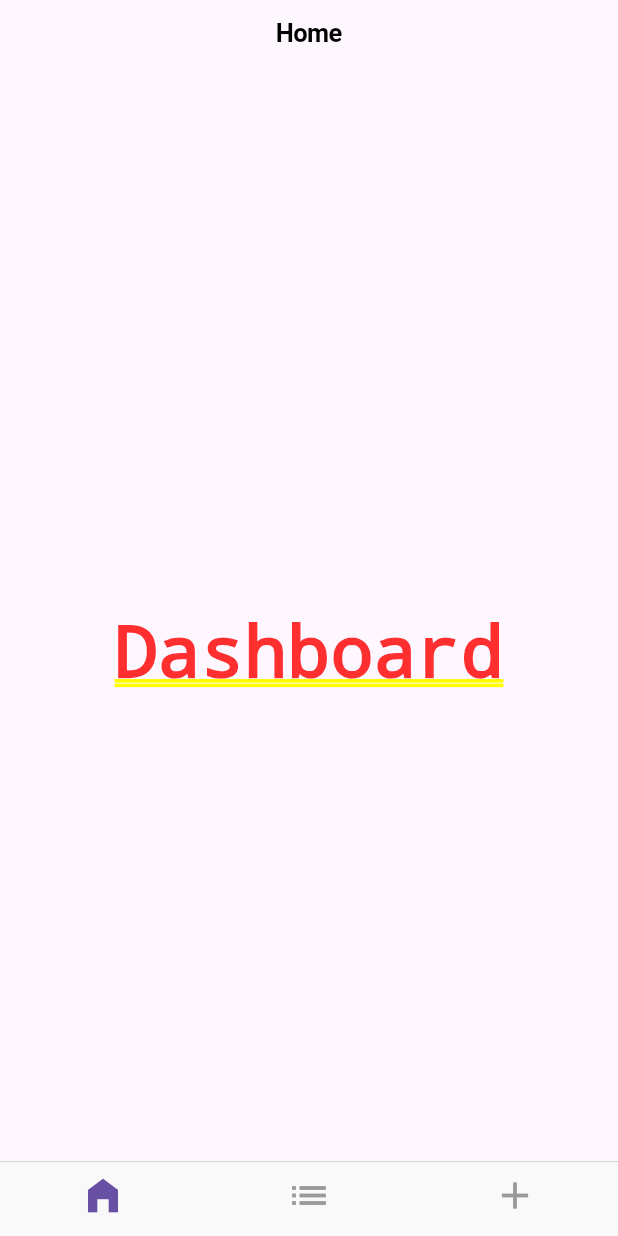
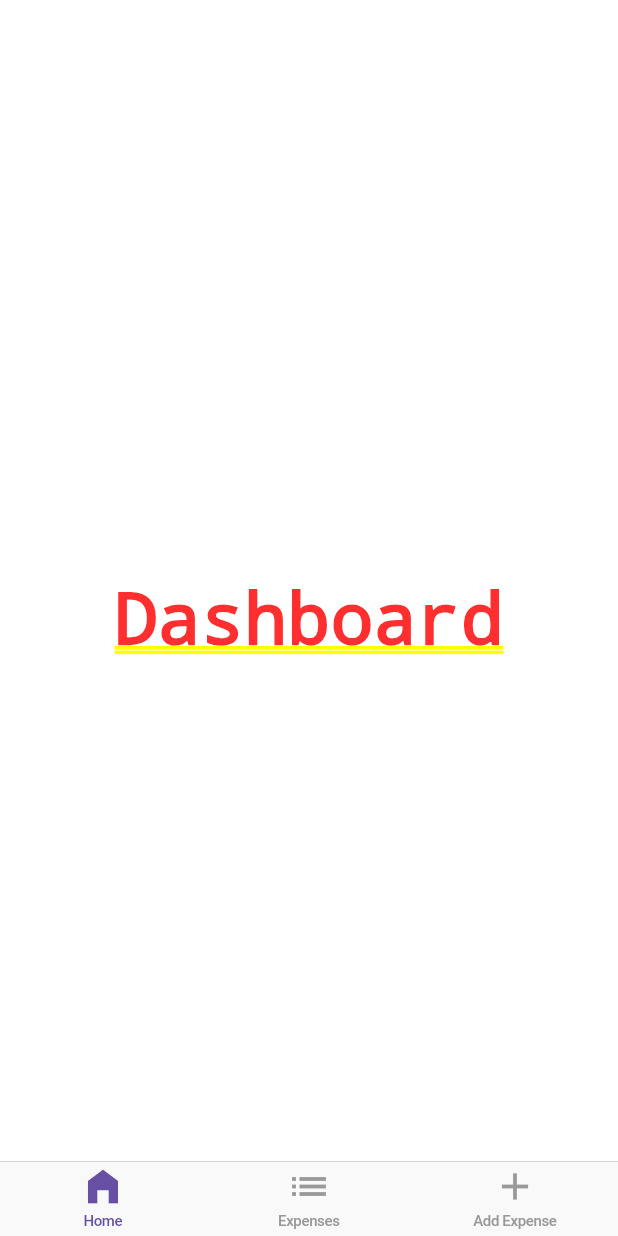
Before and after one commit to SatyaAchanta/personal-expense-tracker, a Flutter app: the MyCupertinoScaffold screen opened directly, on a phone screen of 412 x 824 dp. Run offline on Flutter 3.47's test engine with Material 3 defaults, Android fonts, the phone set to English and light mode, and no system bars; our stand-ins replace get.

Commit message:
Working screens with expense details screen

```diff
--- a/lib/common/cupertino/app_scaffold.dart
+++ b/lib/common/cupertino/app_scaffold.dart
@@ -24,8 +24,7 @@ class MyCupertinoScaffold extends StatelessWidget {
 
   @override
   Widget build(BuildContext context) {
-    return SafeArea(
-      child: GetBuilder<DashboardController>(
+    return GetBuilder<DashboardController>(
       builder: (controller) {
         return CupertinoTabScaffold(
           tabBar: CupertinoTabBar(
@@ -33,13 +32,11 @@ class MyCupertinoScaffold extends StatelessWidget {
               BottomNavigationBarItem(
                   icon: Icon(Icons.home),
                   activeIcon: Icon(Icons.home_filled),
-                ),
+                  label: 'Home'),
               BottomNavigationBarItem(
-                  icon: Icon(Icons.list),
-                ),
+                  icon: Icon(Icons.list), label: 'Expenses'),
               BottomNavigationBarItem(
-                  icon: Icon(Icons.add),
-                ),
+                  icon: Icon(Icons.add), label: 'Add Expense'),
             ],
             currentIndex: controller.currentIndex,
             onTap: controller.changeIndex,
@@ -48,9 +45,10 @@ class MyCupertinoScaffold extends StatelessWidget {
             return CupertinoTabView(
               builder: (context) {
                 return CupertinoPageScaffold(
-                    navigationBar: CupertinoNavigationBar(
-                      middle: Text(_titles[index]),
                   backgroundColor: CupertinoColors.systemBackground,
+                  navigationBar: const CupertinoNavigationBar(
+                    border: null,
+                    // middle: Text(_titles[index]),
                   ),
                   child: _pages[index],
                 );
@@ -59,7 +57,6 @@ class MyCupertinoScaffold extends StatelessWidget {
           },
         );
       },
-      ),
     );
   }
 }
--- a/lib/common/material/app_scaffold.dart
+++ b/lib/common/material/app_scaffold.dart
@@ -15,6 +15,7 @@ class MyMaterialScaffold extends StatelessWidget {
       child: GetBuilder<DashboardController>(
         builder: (controller) {
           return Scaffold(
+            backgroundColor: Theme.of(context).scaffoldBackgroundColor,
             body: IndexedStack(
               index: controller.currentIndex,
               children: [
@@ -24,6 +25,7 @@ class MyMaterialScaffold extends StatelessWidget {
               ],
             ),
             bottomNavigationBar: NavigationBar(
+              backgroundColor: Theme.of(context).scaffoldBackgroundColor,
               selectedIndex: controller.currentIndex,
               onDestinationSelected: controller.changeIndex,
               destinations: const [
--- a/lib/controllers/expense.dart
+++ b/lib/controllers/expense.dart
@@ -26,4 +26,9 @@ class ExpenseController extends GetxController {
   List<Expense> getExpensesAsModel() {
     return expenses.map((e) => Expense.fromJson(e)).toList();
   }
+
+  Expense findExpense(String expenseId) {
+    return Expense.fromJson(
+        expenses.firstWhere((expense) => expense['id'] == expenseId));
+  }
 }
--- a/lib/models/expense.dart
+++ b/lib/models/expense.dart
@@ -5,6 +5,8 @@ class Expense {
   final DateTime date;
   final String description;
   final String place;
+  final String category;
+  final bool isFlagged;
 
   Expense({
     required this.id,
@@ -13,6 +15,8 @@ class Expense {
     required this.date,
     required this.place,
     this.description = '',
+    this.category = '',
+    this.isFlagged = false,
   });
 
   factory Expense.fromJson(Map<String, dynamic> json) {
@@ -23,6 +27,8 @@ class Expense {
       date: json['date'],
       place: json['place'],
       description: json['description'],
+      category: json['category'],
+      isFlagged: json['isFlagged'],
     );
   }
 
@@ -34,6 +40,8 @@ class Expense {
       'date': date.toIso8601String(),
       'place': place,
       'description': description,
+      'category': category,
+      'isFlagged': isFlagged,
     };
   }
 }
--- a/lib/routes/routes.dart
+++ b/lib/routes/routes.dart
@@ -1,6 +1,7 @@
 import 'package:get/get.dart';
-import 'package:personal_expense_tracker/screens/dashboard.dart';
 
+import '../screens/dashboard.dart';
+import '../screens/expense_screen.dart';
 import '../screens/expense_form.dart';
 import '../screens/expense_list.dart';
 import '../screens/home.dart';
@@ -10,10 +11,12 @@ class Routes {
   static const String addExpense = '/add-expense';
   static const String dashboard = '/dashboard';
   static const String expenses = '/expenses';
+  static const String expense = '/expense';
 
   static String getHomeRoute() => home;
   static String getExpenses() => expenses;
   static String newExpense() => addExpense;
+  static String getExpense() => expense;
 
   static List<GetPage> routes = [
     GetPage(
@@ -32,5 +35,11 @@ class Routes {
       name: addExpense,
       page: () => ExpenseForm(),
     ),
+    GetPage(
+      name: expense,
+      page: () => ExpenseScreen(
+        expenseId: '',
+      ),
+    ),
   ];
 }
--- a/lib/screens/expense_list.dart
+++ b/lib/screens/expense_list.dart
@@ -1,4 +1,3 @@
-import 'package:flutter/cupertino.dart';
 import 'package:flutter/material.dart';
 import 'package:get/get.dart';
 
--- /dev/null
+++ b/lib/utils/screen.dart
@@ -0,0 +1,6 @@
+import 'package:flutter/widgets.dart';
+
+Size getScreenSize(BuildContext context) {
+  MediaQueryData mediaQuery = MediaQuery.of(context);
+  return mediaQuery.size;
+}
--- a/pubspec.yaml
+++ b/pubspec.yaml
@@ -39,6 +39,7 @@ dependencies:
   flutter_adaptive_scaffold: ^0.1.8
   intl: ^0.19.0
   logging: ^1.2.0
+  uuid: ^4.3.3
 
 dev_dependencies:
   flutter_test:
```
Also changed, not shown: lib/common/cupertino/form.dart (+54 -5 lines), lib/common/cupertino/list_builder.dart (+18 -12 lines), lib/common/material/list_builder.dart (+14 -7 lines), lib/screens/expense_form.dart (+5 -13 lines), lib/screens/expense_screen.dart (added, +85 -0 lines), lib/screens/login.dart (added, +26 -0 lines), lib/screens/welcome.dart (added, +24 -0 lines), pubspec.lock. Lines whose indentation alone changed are shown as unchanged.
